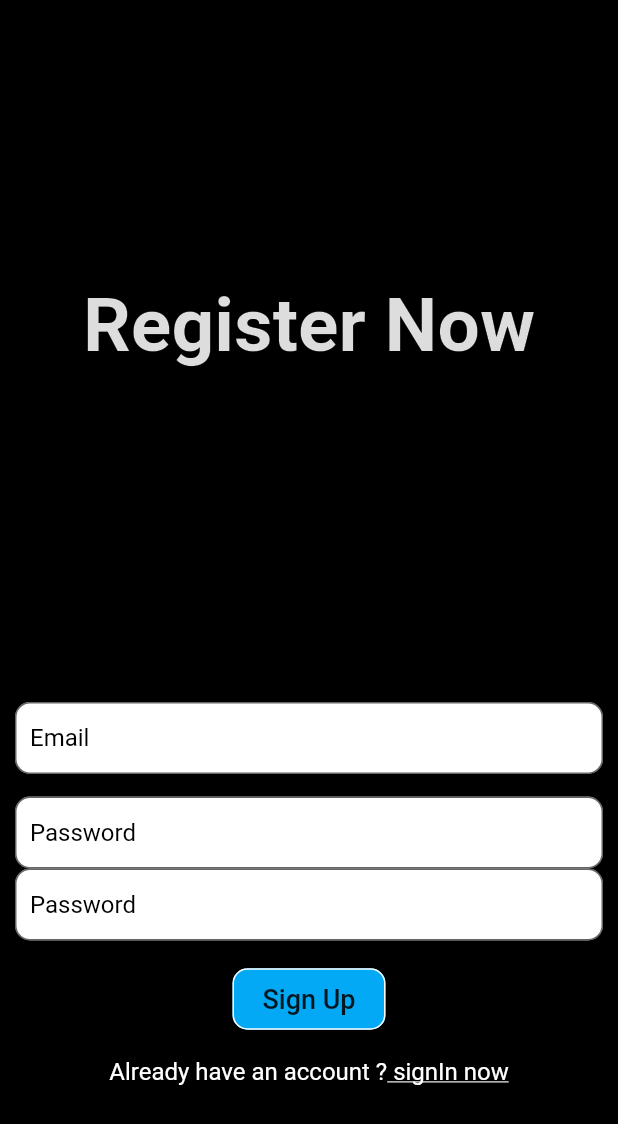
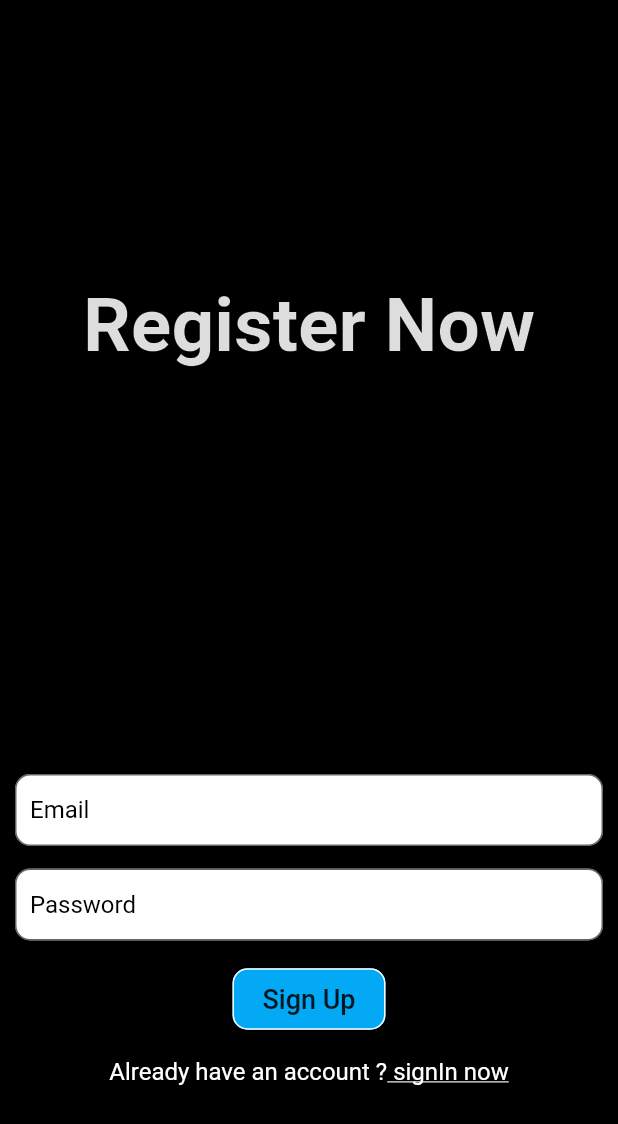
Before and after one commit to ShiekhAmish/Alumni-App, a Flutter app: the screen it shows after launch, on a phone screen of 412 x 824 dp. Shown: the top 1124 px of the screen. Run offline on Flutter 3.47's test engine with Material 2 defaults, Android fonts, the phone set to English and light mode, and no system bars; drawn by our look-alikes of shimmer; our stand-ins replace cloud_firestore, email_validator, firebase_auth, firebase_core, firebase_storage, image_picker and 3 more; accounts and stored records are empty.

Commit message:
Remove only Admin Issue
Remove only Admin Issue

```diff
--- a/Alumni_App/lib/screens/loginRelatedScreens/signUpScreen.dart
+++ b/Alumni_App/lib/screens/loginRelatedScreens/signUpScreen.dart
@@ -124,37 +124,37 @@ class _SignUpState extends State<SignUp> {
                               return null;
                             },
                           ),
-                          TextFormField(
-                            decoration: InputDecoration(
-                              hintText: "Password",
-                              hintStyle:
-                              TextStyle(color: Colors.black, fontSize: 16),
-                              filled: true,
-                              fillColor: Colors.white,
-                              contentPadding: EdgeInsets.all(10),
-                              border: new OutlineInputBorder(
-                                borderRadius: new BorderRadius.circular(10.0),
-                                borderSide: new BorderSide(),
-                              ),
-                              focusedBorder: OutlineInputBorder(
-                                borderSide: BorderSide(color: Colors.blue),
-                                borderRadius: BorderRadius.circular(10.0),
-                              ),
-                            ),
-                            obscureText: true,
-                            controller: _password,
-                            keyboardType: TextInputType.emailAddress,
-                            style: TextStyle(
-                              color: Colors.black,
-                              fontSize: 16,
-                            ),
-                            validator: (value) {
-                              if (_password.text.length < 6) {
-                                return 'Password length must be greater than 6 characters';
-                              }
-                              return null;
-                            },
-                          ),
+                          // TextFormField(
+                          //   decoration: InputDecoration(
+                          //     hintText: "Password",
+                          //     hintStyle:
+                          //     TextStyle(color: Colors.black, fontSize: 16),
+                          //     filled: true,
+                          //     fillColor: Colors.white,
+                          //     contentPadding: EdgeInsets.all(10),
+                          //     border: new OutlineInputBorder(
+                          //       borderRadius: new BorderRadius.circular(10.0),
+                          //       borderSide: new BorderSide(),
+                          //     ),
+                          //     focusedBorder: OutlineInputBorder(
+                          //       borderSide: BorderSide(color: Colors.blue),
+                          //       borderRadius: BorderRadius.circular(10.0),
+                          //     ),
+                          //   ),
+                          //   obscureText: true,
+                          //   controller: _password,
+                          //   keyboardType: TextInputType.emailAddress,
+                          //   style: TextStyle(
+                          //     color: Colors.black,
+                          //     fontSize: 16,
+                          //   ),
+                          //   validator: (value) {
+                          //     if (_password.text.length < 6) {
+                          //       return 'Password length must be greater than 6 characters';
+                          //     }
+                          //     return null;
+                          //   },
+                          // ),
                           SizedBox(
                             height: 15,
                           ),
```
